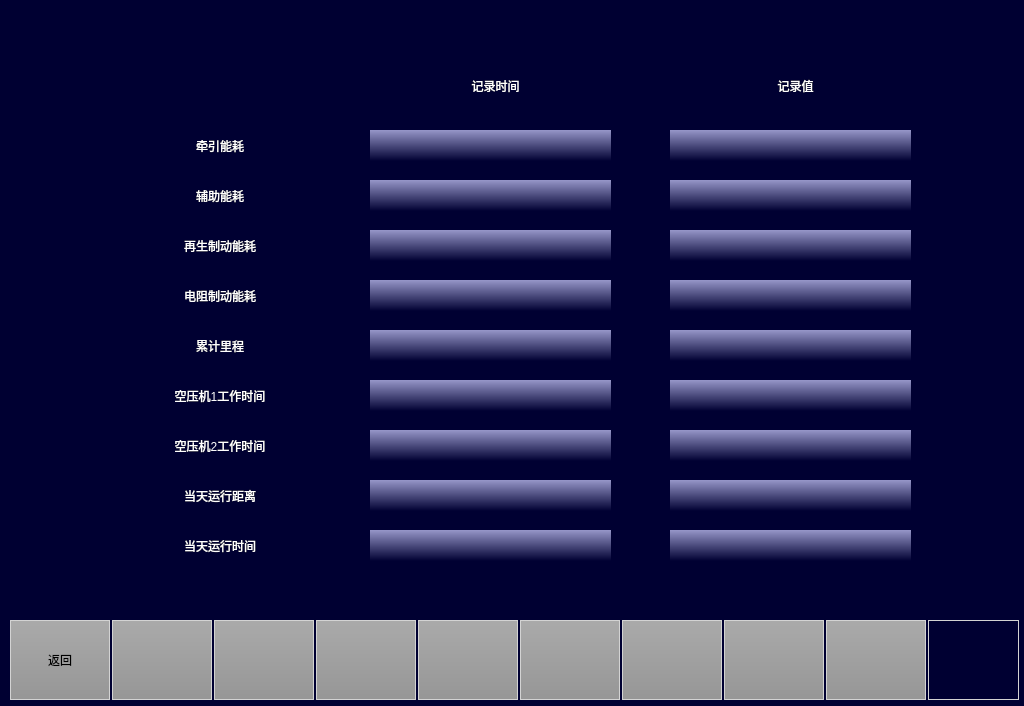
Above: maintainceaccumulatedatapage.ui from 994656234/HHL before the change. Below: the same form after it.
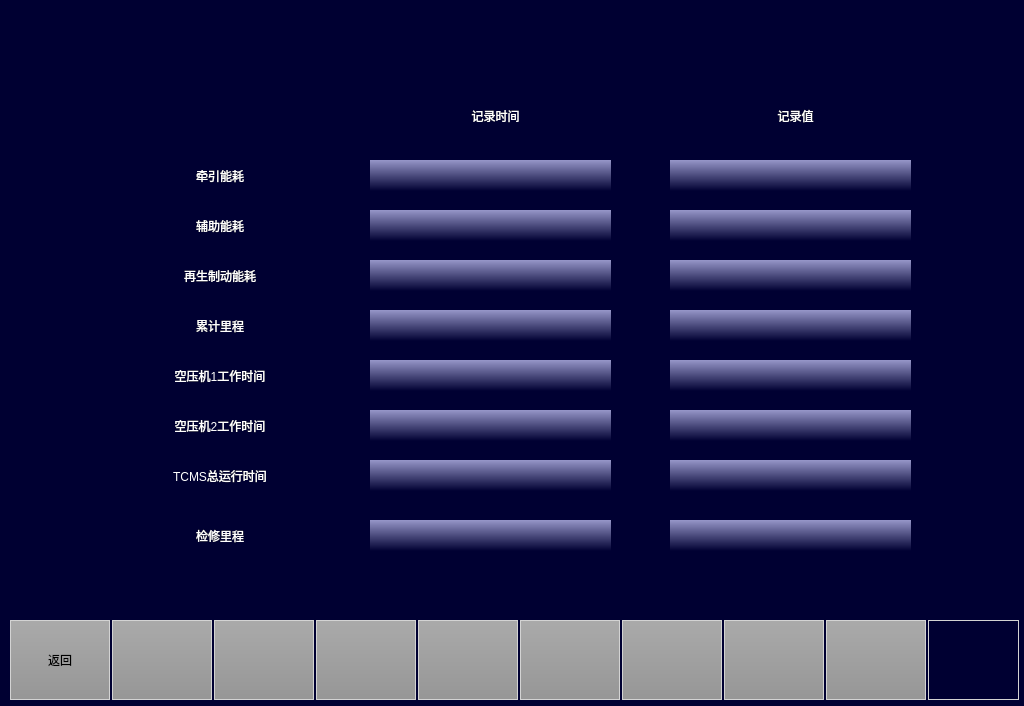
That is the form after the change. Icons and pictures are not drawn.

Diff of the .ui file:
```diff
--- a/maintainceaccumulatedatapage.ui
+++ b/maintainceaccumulatedatapage.ui
@@ -240,7 +240,7 @@
    <property name="geometry">
     <rect>
      <x>120</x>
-     <y>430</y>
+     <y>410</y>
      <width>200</width>
      <height>31</height>
     </rect>
@@ -260,7 +260,7 @@
    <property name="geometry">
     <rect>
      <x>120</x>
-     <y>180</y>
+     <y>210</y>
      <width>200</width>
      <height>31</height>
     </rect>
@@ -280,7 +280,7 @@
    <property name="geometry">
     <rect>
      <x>120</x>
-     <y>280</y>
+     <y>520</y>
      <width>200</width>
      <height>31</height>
     </rect>
@@ -290,7 +290,7 @@
 font:20px &quot;微软雅黑&quot;;</string>
    </property>
    <property name="text">
-    <string>电阻制动能耗</string>
+    <string>检修里程</string>
    </property>
    <property name="alignment">
     <set>Qt::AlignCenter</set>
@@ -300,7 +300,7 @@
    <property name="geometry">
     <rect>
      <x>450</x>
-     <y>70</y>
+     <y>100</y>
      <width>91</width>
      <height>31</height>
     </rect>
@@ -320,7 +320,7 @@
    <property name="geometry">
     <rect>
      <x>120</x>
-     <y>480</y>
+     <y>460</y>
      <width>200</width>
      <height>31</height>
     </rect>
@@ -330,7 +330,7 @@
 font:20px &quot;微软雅黑&quot;;</string>
    </property>
    <property name="text">
-    <string>当天运行距离</string>
+    <string>TCMS总运行时间</string>
    </property>
    <property name="alignment">
     <set>Qt::AlignCenter</set>
@@ -340,7 +340,7 @@
    <property name="geometry">
     <rect>
      <x>120</x>
-     <y>330</y>
+     <y>310</y>
      <width>200</width>
      <height>31</height>
     </rect>
@@ -360,7 +360,7 @@
    <property name="geometry">
     <rect>
      <x>120</x>
-     <y>380</y>
+     <y>360</y>
      <width>200</width>
      <height>31</height>
     </rect>
@@ -380,7 +380,7 @@
    <property name="geometry">
     <rect>
      <x>120</x>
-     <y>130</y>
+     <y>160</y>
      <width>200</width>
      <height>31</height>
     </rect>
@@ -400,7 +400,7 @@
    <property name="geometry">
     <rect>
      <x>120</x>
-     <y>230</y>
+     <y>260</y>
      <width>200</width>
      <height>31</height>
     </rect>
@@ -416,31 +416,11 @@
     <set>Qt::AlignCenter</set>
    </property>
   </widget>
-  <widget class="QLabel" name="lbl_10">
-   <property name="geometry">
-    <rect>
-     <x>120</x>
-     <y>530</y>
-     <width>200</width>
-     <height>31</height>
-    </rect>
-   </property>
-   <property name="styleSheet">
-    <string notr="true">color: rgb(255, 255, 255);
-font:20px &quot;微软雅黑&quot;;</string>
-   </property>
-   <property name="text">
-    <string>当天运行时间</string>
-   </property>
-   <property name="alignment">
-    <set>Qt::AlignCenter</set>
-   </property>
-  </widget>
   <widget class="QLabel" name="lbl_TCUcomsuption_T">
    <property name="geometry">
     <rect>
      <x>370</x>
-     <y>130</y>
+     <y>160</y>
      <width>241</width>
      <height>31</height>
     </rect>
@@ -460,7 +440,7 @@
    <property name="geometry">
     <rect>
      <x>370</x>
-     <y>180</y>
+     <y>210</y>
      <width>241</width>
      <height>31</height>
     </rect>
@@ -480,7 +460,7 @@
    <property name="geometry">
     <rect>
      <x>370</x>
-     <y>230</y>
+     <y>260</y>
      <width>241</width>
      <height>31</height>
     </rect>
@@ -500,7 +480,7 @@
    <property name="geometry">
     <rect>
      <x>370</x>
-     <y>280</y>
+     <y>520</y>
      <width>241</width>
      <height>31</height>
     </rect>
@@ -520,7 +500,7 @@
    <property name="geometry">
     <rect>
      <x>370</x>
-     <y>330</y>
+     <y>310</y>
      <width>241</width>
      <height>31</height>
     </rect>
@@ -540,7 +520,7 @@
    <property name="geometry">
     <rect>
      <x>370</x>
-     <y>380</y>
+     <y>360</y>
      <width>241</width>
      <height>31</height>
     </rect>
@@ -560,7 +540,7 @@
    <property name="geometry">
     <rect>
      <x>370</x>
-     <y>430</y>
+     <y>410</y>
      <width>241</width>
      <height>31</height>
     </rect>
@@ -580,27 +560,7 @@
    <property name="geometry">
     <rect>
      <x>370</x>
-     <y>480</y>
-     <width>241</width>
-     <height>31</height>
-    </rect>
-   </property>
-   <property name="styleSheet">
-    <string notr="true">background:qlineargradient(spread:pad,x1:0,y1:0,x2:0,y2:1,stop:0 rgba(150,150,200,255),stop:1 rgba(0,0,50,255));
-font: 20px, &quot;微软雅黑&quot;;color: white;</string>
-   </property>
-   <property name="text">
-    <string/>
-   </property>
-   <property name="alignment">
-    <set>Qt::AlignCenter</set>
-   </property>
-  </widget>
-  <widget class="QLabel" name="lbl_Time_T">
-   <property name="geometry">
-    <rect>
-     <x>370</x>
-     <y>530</y>
+     <y>460</y>
      <width>241</width>
      <height>31</height>
     </rect>
@@ -620,7 +580,7 @@
    <property name="geometry">
     <rect>
      <x>750</x>
-     <y>70</y>
+     <y>100</y>
      <width>91</width>
      <height>31</height>
     </rect>
@@ -640,7 +600,7 @@
    <property name="geometry">
     <rect>
      <x>670</x>
-     <y>330</y>
+     <y>310</y>
      <width>241</width>
      <height>31</height>
     </rect>
@@ -660,7 +620,7 @@
    <property name="geometry">
     <rect>
      <x>670</x>
-     <y>430</y>
+     <y>410</y>
      <width>241</width>
      <height>31</height>
     </rect>
@@ -680,7 +640,7 @@
    <property name="geometry">
     <rect>
      <x>670</x>
-     <y>180</y>
+     <y>210</y>
      <width>241</width>
      <height>31</height>
     </rect>
@@ -700,7 +660,7 @@
    <property name="geometry">
     <rect>
      <x>670</x>
-     <y>530</y>
+     <y>260</y>
      <width>241</width>
      <height>31</height>
     </rect>
@@ -720,27 +680,7 @@
    <property name="geometry">
     <rect>
      <x>670</x>
-     <y>230</y>
-     <width>241</width>
-     <height>31</height>
-    </rect>
-   </property>
-   <property name="styleSheet">
-    <string notr="true">background:qlineargradient(spread:pad,x1:0,y1:0,x2:0,y2:1,stop:0 rgba(150,150,200,255),stop:1 rgba(0,0,50,255));
-font: 20px, &quot;微软雅黑&quot;;color: white;</string>
-   </property>
-   <property name="text">
-    <string/>
-   </property>
-   <property name="alignment">
-    <set>Qt::AlignCenter</set>
-   </property>
-  </widget>
-  <widget class="QLabel" name="lbl_Distance">
-   <property name="geometry">
-    <rect>
-     <x>670</x>
-     <y>480</y>
+     <y>460</y>
      <width>241</width>
      <height>31</height>
     </rect>
@@ -760,7 +700,7 @@
    <property name="geometry">
     <rect>
      <x>670</x>
-     <y>130</y>
+     <y>160</y>
      <width>241</width>
      <height>31</height>
     </rect>
@@ -780,7 +720,7 @@
    <property name="geometry">
     <rect>
      <x>670</x>
-     <y>380</y>
+     <y>360</y>
      <width>241</width>
      <height>31</height>
     </rect>
@@ -800,7 +740,7 @@
    <property name="geometry">
     <rect>
      <x>670</x>
-     <y>280</y>
+     <y>520</y>
      <width>241</width>
      <height>31</height>
     </rect>
```
Left out of the diff: 12 changed lines with no effect on the pictures.
